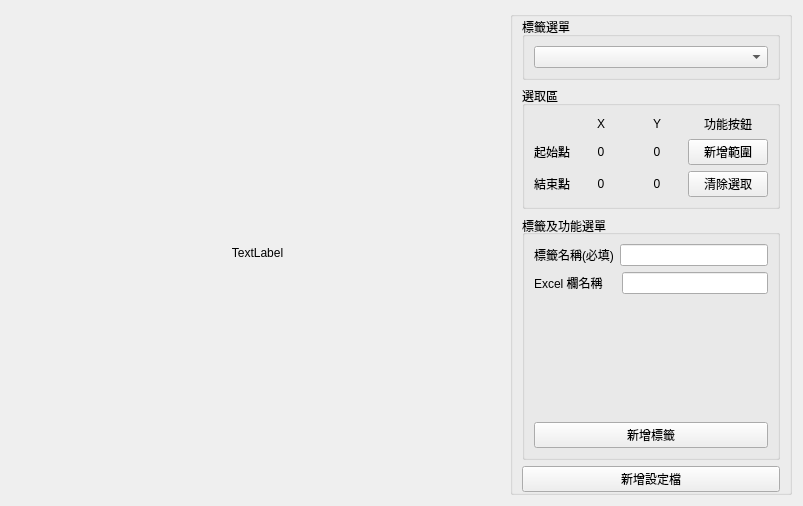
Old version of the form src/widget/ocr_format_create_widget/ocr_format_create_widget.ui in the repository IDK-Silver/Customize_OCR.
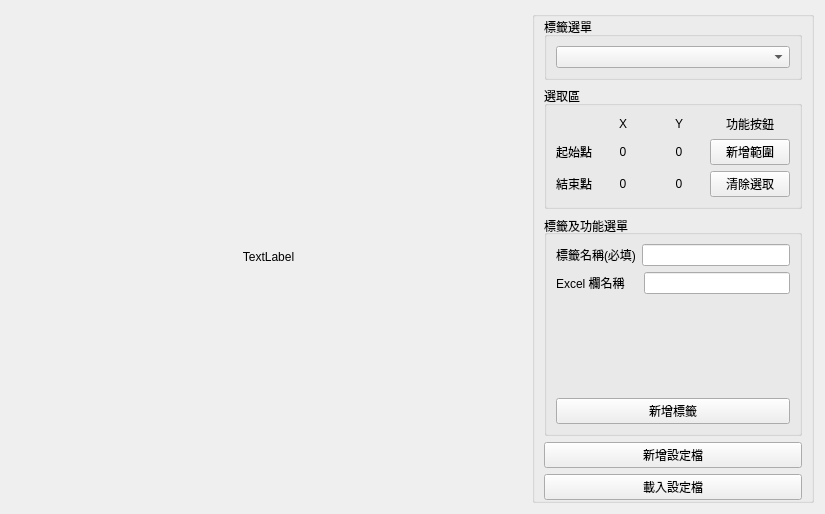
New version of the form. Custom widgets are drawn as their Qt base class.

The edit to the form file:
```diff
--- a/src/widget/ocr_format_create_widget/ocr_format_create_widget.ui
+++ b/src/widget/ocr_format_create_widget/ocr_format_create_widget.ui
@@ -6,8 +6,8 @@
    <rect>
     <x>0</x>
     <y>0</y>
-    <width>803</width>
-    <height>506</height>
+    <width>825</width>
+    <height>514</height>
    </rect>
   </property>
   <property name="minimumSize">
@@ -363,6 +363,13 @@
         </property>
        </widget>
       </item>
+      <item>
+       <widget class="QPushButton" name="pb_load_setting_file">
+        <property name="text">
+         <string>載入設定檔</string>
+        </property>
+       </widget>
+      </item>
      </layout>
     </widget>
    </item>
```
